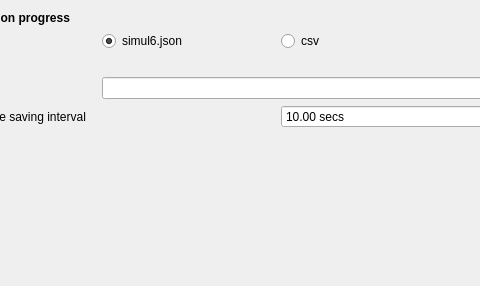
The window that src/simulationprogressdialog.ui (hobrasoft/simul6) describes before a commit, drawn with Qt 5; both pictures show x 87 to 567 and y 0 to 286 of the 759 by 286 pixel window.
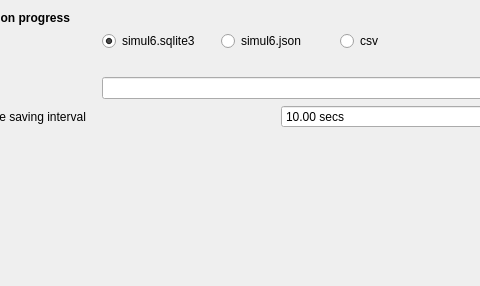
The same window after the commit.

Commit message: Základ pro ukládání průběhu výpočtu do sqlite3

The edit to the form file:
```diff
--- a/src/simulationprogressdialog.ui
+++ b/src/simulationprogressdialog.ui
@@ -25,13 +25,23 @@
      </item>
      <item row="1" column="1" colspan="2">
       <layout class="QHBoxLayout" name="horizontalLayout">
+       <item>
+        <widget class="QRadioButton" name="f_format_sqlite">
+         <property name="text">
+          <string>simul6.sqlite3</string>
+         </property>
+         <property name="checked">
+          <bool>true</bool>
+         </property>
+        </widget>
+       </item>
        <item>
         <widget class="QRadioButton" name="f_format_json">
          <property name="text">
           <string>simul6.json</string>
          </property>
          <property name="checked">
-          <bool>true</bool>
+          <bool>false</bool>
          </property>
         </widget>
        </item>
```
Left out of the diff: 18 changed lines with no effect on the pictures. The commit also changes 16 other files.
